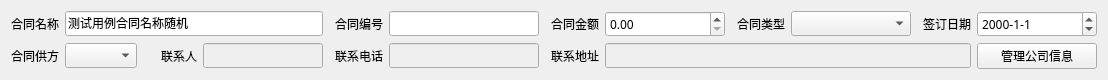
Qt form views/contract_template.ui (earlideal/jiandan) before a commit.
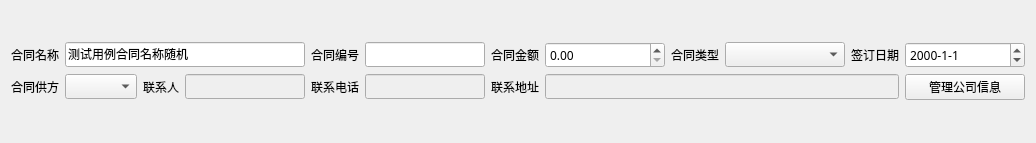
The same form after that commit.

```diff
--- a/views/contract_template.ui
+++ b/views/contract_template.ui
@@ -6,8 +6,8 @@
    <rect>
     <x>0</x>
     <y>0</y>
-    <width>1108</width>
-    <height>76</height>
+    <width>1031</width>
+    <height>143</height>
    </rect>
   </property>
   <property name="font">
```
